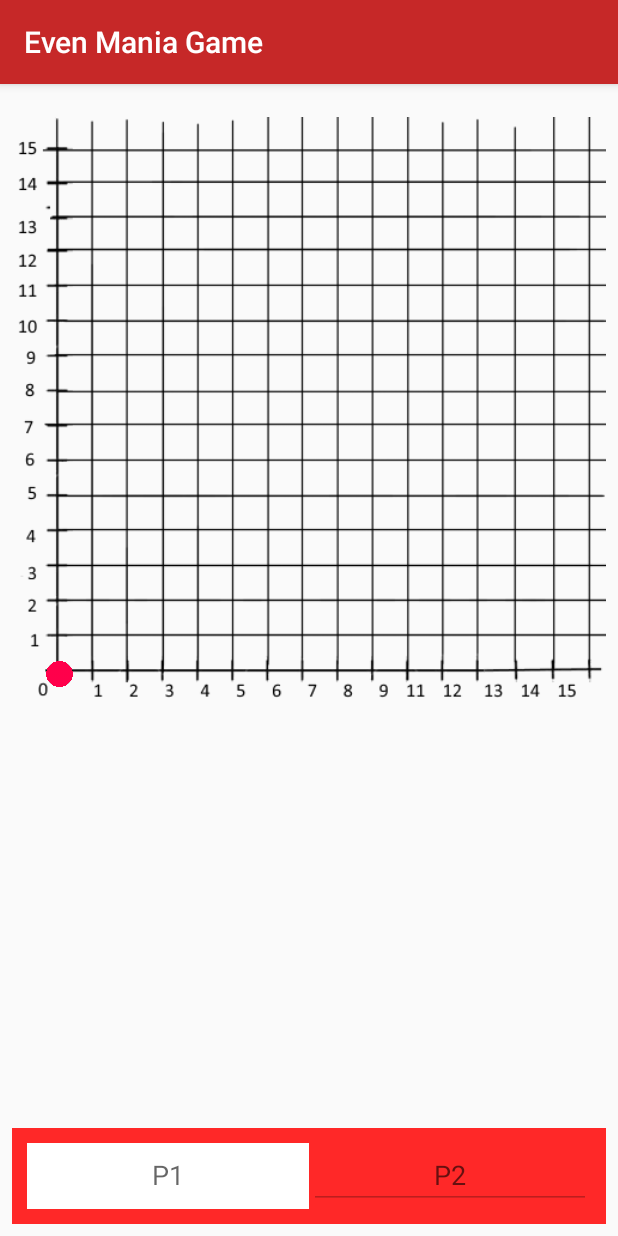
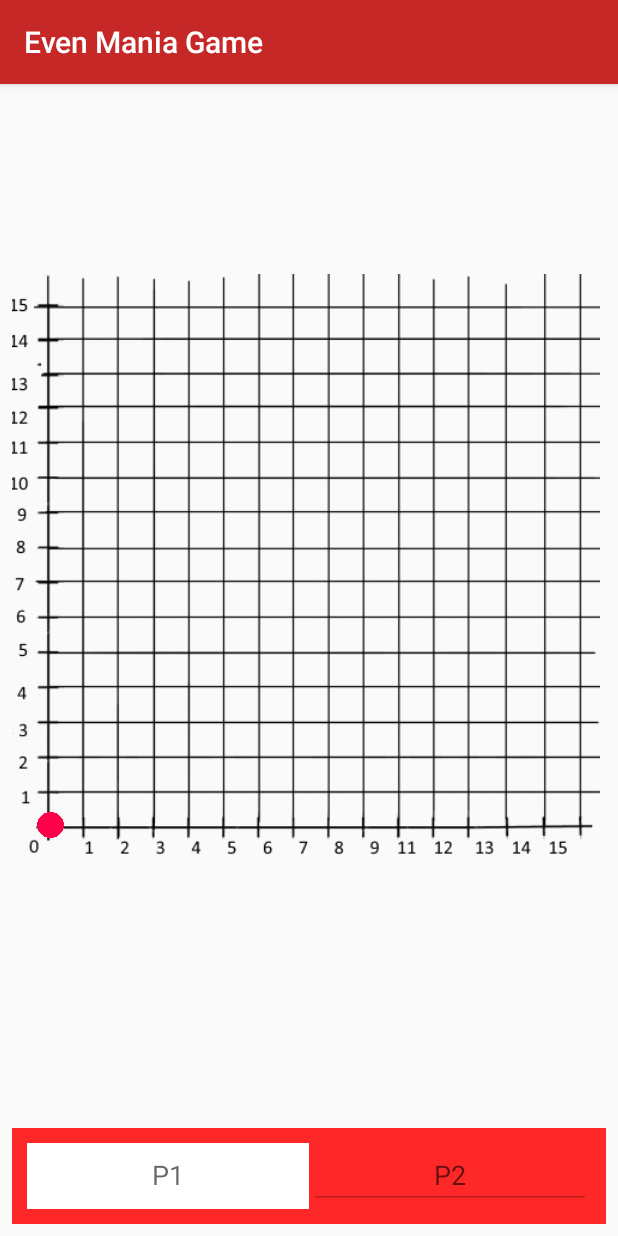
Before and after one commit to KalinD/The-ERRORs, an Android app: the EvenManiaGameActivity screen opened directly, with no data from a screen before it, on a phone screen of 412 x 824 dp. Run offline under Robolectric (Android 15) with nearby library versions, the phone set to English and light mode, and no system bars; our stand-ins replace ButterKnife.

Commit message:
Design update - centered the main board in Even Mania

```diff
--- a/app/src/main/java/com/theerrors/xames/EvenManiaGameActivity.java
+++ b/app/src/main/java/com/theerrors/xames/EvenManiaGameActivity.java
@@ -56,7 +56,7 @@ public class EvenManiaGameActivity extends AppCompatActivity {
             builder.setNegativeButton("Okay", new DialogInterface.OnClickListener() {
                 @Override
                 public void onClick(DialogInterface dialogInterface, int i) {
-                    Intent intent = new Intent(EvenManiaGameActivity.this, EvenManiaGameActivity.class);
+                    Intent intent = new Intent(EvenManiaGameActivity.this, MainActivity.class);
                     startActivity(intent);
                 }
             });
--- a/app/src/main/res/layout/activity_even_mania_main.xml
+++ b/app/src/main/res/layout/activity_even_mania_main.xml
@@ -21,7 +21,7 @@
         app:layout_constraintHorizontal_bias="1.0"
         app:layout_constraintStart_toStartOf="parent"
         app:layout_constraintTop_toTopOf="parent"
-        app:layout_constraintVertical_bias="0.050000012">
+        app:layout_constraintVertical_bias="0.41000003">
 
         <android.support.constraint.ConstraintLayout
             android:id="@+id/Board_helper"
@@ -38,7 +38,6 @@
             android:gravity="center_vertical|center_horizontal"
             app:layout_constraintBottom_toBottomOf="parent"
             app:layout_constraintEnd_toEndOf="parent"
-            app:layout_constraintHorizontal_bias="0.23"
             app:layout_constraintStart_toStartOf="parent"
             app:layout_constraintTop_toTopOf="parent"
             app:layout_constraintVertical_bias="0.507">
@@ -50,9 +49,11 @@
                 android:layout_alignParentLeft="true"
                 android:layout_alignParentStart="true"
                 android:layout_alignParentTop="true"
+                android:layout_marginTop="8dp"
                 android:adjustViewBounds="false"
                 app:layout_constraintBottom_toBottomOf="parent"
                 app:layout_constraintStart_toStartOf="parent"
+                app:layout_constraintTop_toTopOf="parent"
                 app:srcCompat="@drawable/graph15" />
 
             <ImageView
```
